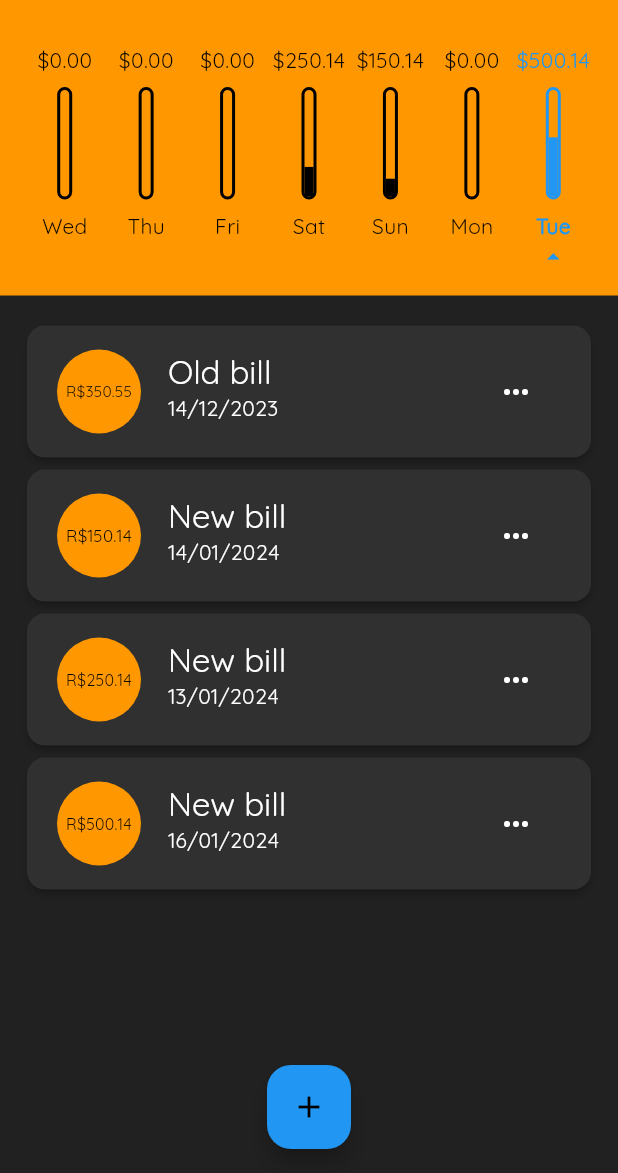
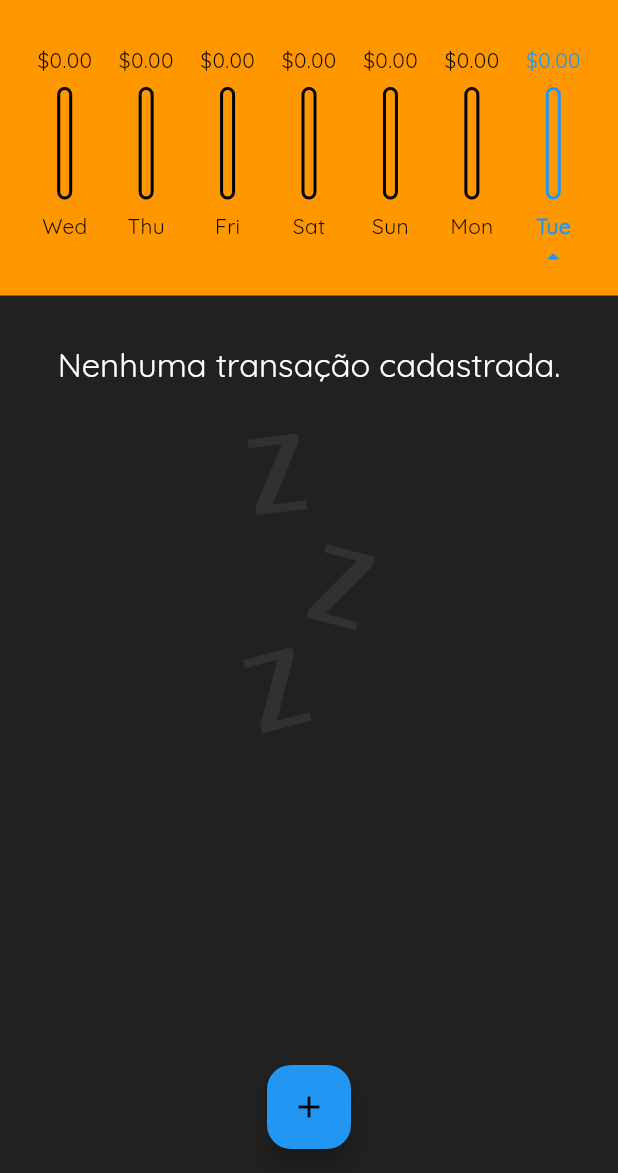
Before and after one commit to DeyvisonSLS/expenses-app, a Flutter app: the screen it shows after launch, on a phone screen of 412 x 824 dp, the part 63-1236 px from its top. Run offline on Flutter 3.47's test engine with Material 3 defaults, Android fonts, the phone set to English and light mode, and no system bars; our stand-ins replace date_field, fluttertoast.

Commit message:
Default values of datepicker fixed.

```diff
--- a/lib/components/chart.dart
+++ b/lib/components/chart.dart
@@ -70,7 +70,9 @@ class Chart extends StatelessWidget {
               child: ChartBar(
                 label: tr['day'],
                 value: tr['value'],
-                percentage: (tr['value'] as double) / _weekTotalvalue,
+                percentage: _weekTotalvalue == 0
+                    ? 0
+                    : (tr['value'] as double) / _weekTotalvalue,
                 isToday: tr['day'] ==
                         DateFormat.E().format(DateTime.now()).toString()
                     ? true
--- a/lib/components/transaction_form.dart
+++ b/lib/components/transaction_form.dart
@@ -85,11 +85,13 @@ class _TransactionFormState extends State<TransactionForm> {
                     if (value == null) {
                       return 'Please, select some date.';
                     }
+                    dateTimeSelected = value;
                     return null;
                   },
-                  // initialValue: DateTime.now(),
+                  initialPickerDateTime: DateTime(2019),
+                  lastDate: DateTime.now(),
+                  initialValue: DateTime.now(),
                   mode: DateTimeFieldPickerMode.date,
-                  initialValue: DateTime.now(),
                   onChanged: (DateTime? value) => dateTimeSelected = value,
                 ),
                 Container(
--- a/lib/home_page.dart
+++ b/lib/home_page.dart
@@ -16,32 +16,7 @@ class HomePage extends StatefulWidget {
 
 // All transactions
 class _HomePageState extends State<HomePage> {
-  final List<Transaction> _transactions = [
-    Transaction(
-      id: 't0',
-      title: 'Old bill',
-      value: 350.55,
-      date: DateTime.now().subtract(const Duration(days: 33)),
-    ),
-    Transaction(
-      id: 't1',
-      title: 'New bill',
-      value: 150.14,
-      date: DateTime.now().subtract(const Duration(days: 2)),
-    ),
-    Transaction(
-      id: 't1',
-      title: 'New bill',
-      value: 250.14,
-      date: DateTime.now().subtract(const Duration(days: 3)),
-    ),
-    Transaction(
-      id: 't1',
-      title: 'New bill',
-      value: 500.14,
-      date: DateTime.now(),
-    ),
-  ];
+  final List<Transaction> _transactions = [];
 
   // Filtered transactions: Only the last week transactions
   List<Transaction> get _recentTransactions {
```
